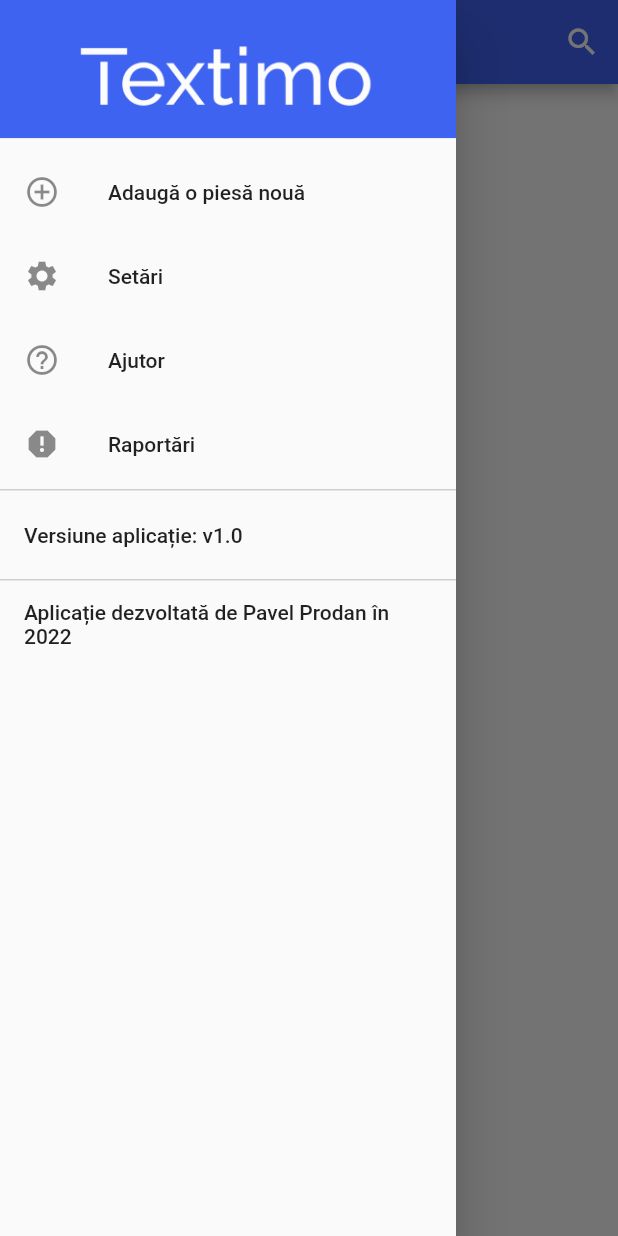
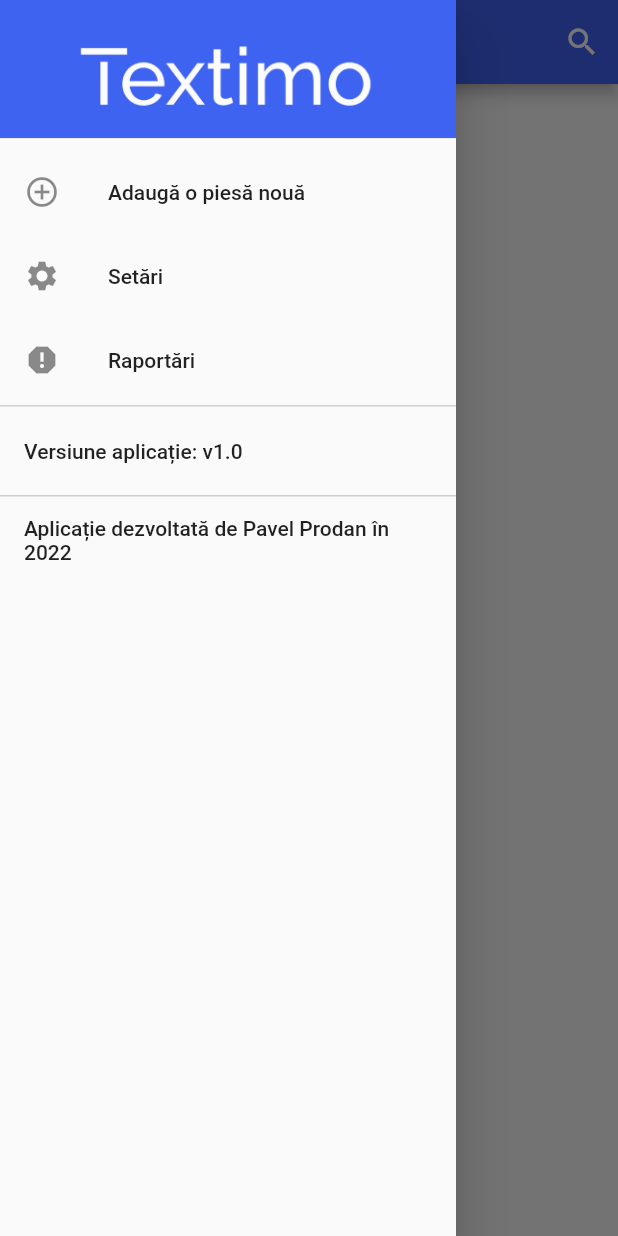
Before and after one commit to PavelProdan/textimo_mobile_app, a Flutter app: the HomePage screen opened directly, with the side drawer open, on a phone screen of 412 x 824 dp. Run offline on Flutter 3.47's test engine with Material 2 defaults, Android fonts, the phone set to English and light mode, and no system bars; drawn by our look-alikes of pull_to_refresh; our stand-ins replace get; network calls fail.

```diff
--- a/lib/components/drawer_menu.dart
+++ b/lib/components/drawer_menu.dart
@@ -30,11 +30,6 @@ Drawer drawer_menu() {
           onTap: () {},
         ),
         ListTile(
-          leading: Icon(Icons.help_outline),
-          title: Text('Ajutor'),
-          onTap: () {},
-        ),
-        ListTile(
           leading: Icon(Icons.report),
           title: Text('Raportări'),
           onTap: () {
```
Also changed, not shown: lib/views/setttings.dart (added, +29 -0 lines).
